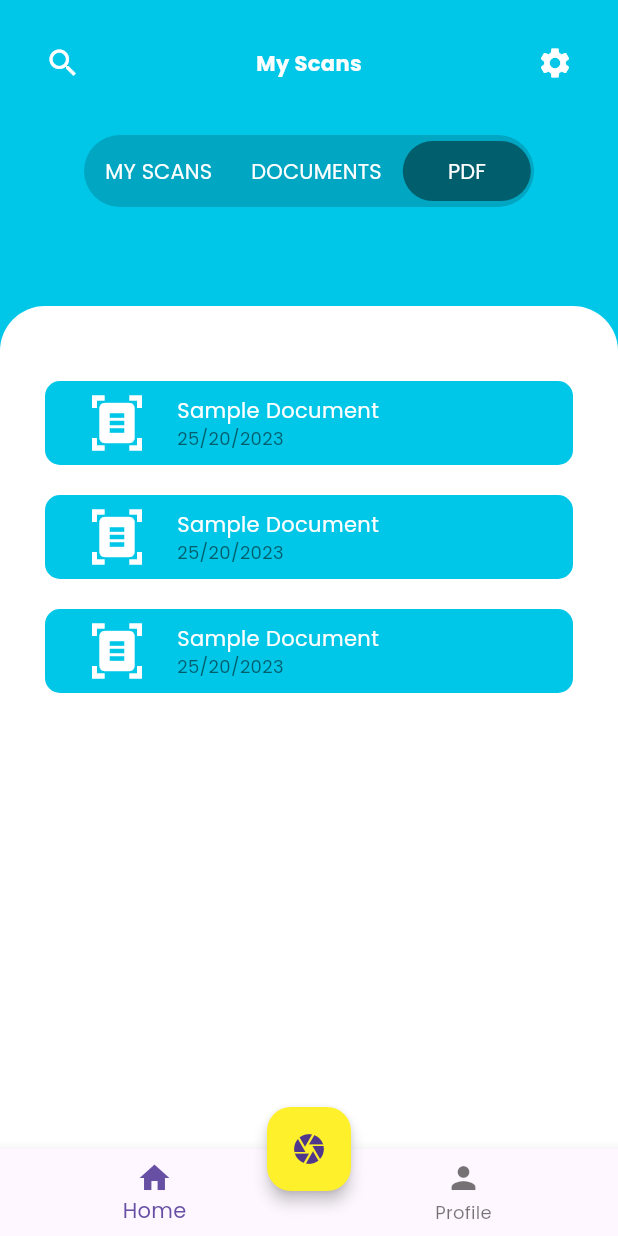
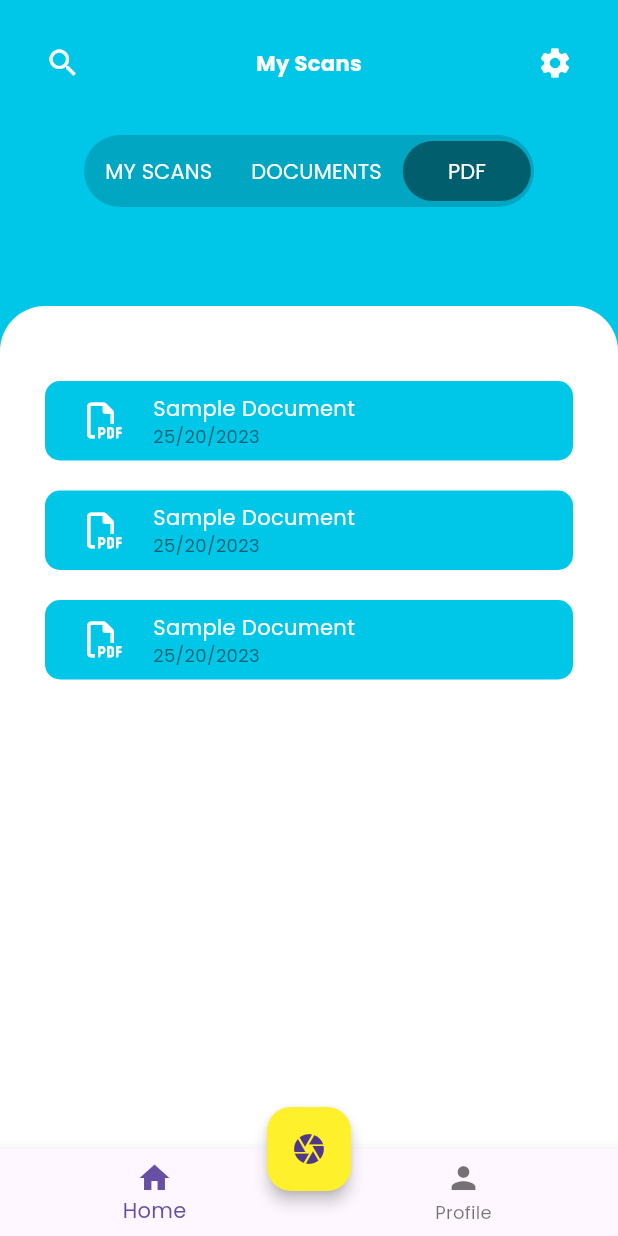
Before and after one commit to nikoshaa/tapScan, a Flutter app: the DocumentsPage widget shown alone on an empty page, opened directly, after a tap on "PDF", on a phone screen of 412 x 824 dp. Run offline on Flutter 3.47's test engine with Material 3 defaults, Android fonts, the phone set to English and light mode, and no system bars; our stand-ins replace camera, cloud_firestore, dropdown_button2, file_picker, firebase_auth, firebase_core and 6 more; missing offline and left inert: flutter_onboard; accounts and stored records are empty; project files that could hold a hidden picture were left out.

Commit message:
W15: Change Icon

```diff
--- a/src/tap_scan/lib/components/components.dart
+++ b/src/tap_scan/lib/components/components.dart
@@ -330,8 +330,8 @@ class KtpCard extends StatelessWidget {
 }
 
 class IconCard extends StatelessWidget {
-  final IconData iconData;
-  const IconCard({super.key, required this.iconData});
+  final Widget icon;
+  const IconCard({super.key, required this.icon});
 
   @override
   Widget build(BuildContext context) {
@@ -348,11 +348,7 @@ class IconCard extends StatelessWidget {
             const SizedBox(
               width: 20,
             ),
-            Icon(
-              iconData,
-              color: Colors.white,
-              size: 40,
-            ),
+            icon,
             const SizedBox(
               width: 20,
             ),
--- a/src/tap_scan/lib/pages/documents_page.dart
+++ b/src/tap_scan/lib/pages/documents_page.dart
@@ -1,4 +1,5 @@
 import 'package:flutter/material.dart';
+import 'package:font_awesome_flutter/font_awesome_flutter.dart';
 import 'package:tap_scan/components/components.dart';
 import 'package:tap_scan/layouts/main_layout_page.dart';
 
@@ -13,15 +14,21 @@ class DocumentsPage extends StatelessWidget {
           SizedBox(
             height: 20,
           ),
-          IconCard(iconData: Icons.document_scanner),
+          IconCard(
+              icon: FaIcon(
+            FontAwesomeIcons.fileWord,
+            color: Colors.white,
+          )),
           SizedBox(
             height: 20,
           ),
-          IconCard(iconData: Icons.document_scanner),
+          IconCard(
+              icon: FaIcon(FontAwesomeIcons.fileWord, color: Colors.white)),
           SizedBox(
             height: 20,
           ),
-          IconCard(iconData: Icons.document_scanner),
+          IconCard(
+              icon: FaIcon(FontAwesomeIcons.fileWord, color: Colors.white)),
         ],
       ),
       activeIndex: 1,
--- a/src/tap_scan/lib/pages/pdf_page.dart
+++ b/src/tap_scan/lib/pages/pdf_page.dart
@@ -1,4 +1,5 @@
 import 'package:flutter/material.dart';
+import 'package:font_awesome_flutter/font_awesome_flutter.dart';
 import 'package:tap_scan/components/components.dart';
 import 'package:tap_scan/layouts/main_layout_page.dart';
 
@@ -7,21 +8,25 @@ class PdfPage extends StatelessWidget {
 
   @override
   Widget build(BuildContext context) {
-    return const MainLayoutPage(
+    return MainLayoutPage(
       widget: Column(
         children: [
           SizedBox(
             height: 20,
           ),
-          IconCard(iconData: Icons.document_scanner),
+          IconCard(
+              icon: FaIcon(
+            FontAwesomeIcons.filePdf,
+            color: Colors.white,
+          )),
           SizedBox(
             height: 20,
           ),
-          IconCard(iconData: Icons.document_scanner),
+          IconCard(icon: FaIcon(FontAwesomeIcons.filePdf, color: Colors.white)),
           SizedBox(
             height: 20,
           ),
-          IconCard(iconData: Icons.document_scanner),
+          IconCard(icon: FaIcon(FontAwesomeIcons.filePdf, color: Colors.white)),
         ],
       ),
       activeIndex: 2,
--- a/src/tap_scan/lib/pages/profile_page.dart
+++ b/src/tap_scan/lib/pages/profile_page.dart
@@ -14,13 +14,13 @@ class ProfilePage extends StatelessWidget {
       child: Scaffold(
           body: Container(
             padding: const EdgeInsets.all(20),
-            child: const Column(
+            child: Column(
               children: [
                 SizedBox(
                   height: 25,
                 ),
                 Text(
-                  "Edit Profile",
+                  "Profile",
                   style: TextStyle(
                     color: Color.fromRGBO(0, 198, 232, 1),
                     fontWeight: FontWeight.w700,
@@ -103,6 +103,9 @@ class ProfileDatas extends StatelessWidget {
               icon: Icons.phone,
               label: phoneNumber,
             ),
+          ],
+        );
+      },
     );
   }
 }
--- a/src/tap_scan/pubspec.yaml
+++ b/src/tap_scan/pubspec.yaml
@@ -47,6 +47,7 @@ dependencies:
   cloud_firestore: ^4.13.3
   image_picker: ^0.8.4+3
   file_picker: ^6.1.1
+  font_awesome_flutter: ^10.6.0
 
 dev_dependencies:
   flutter_test:
```
Also changed, not shown: src/tap_scan/pubspec.lock. Lines whose indentation alone changed are shown as unchanged.
